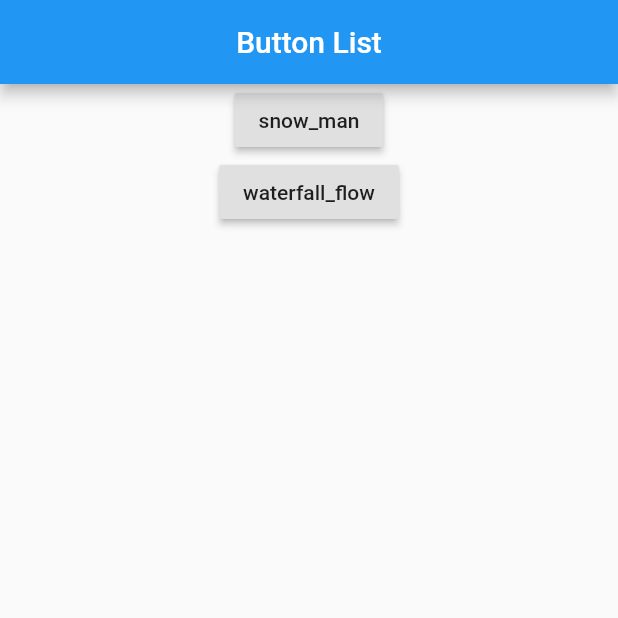
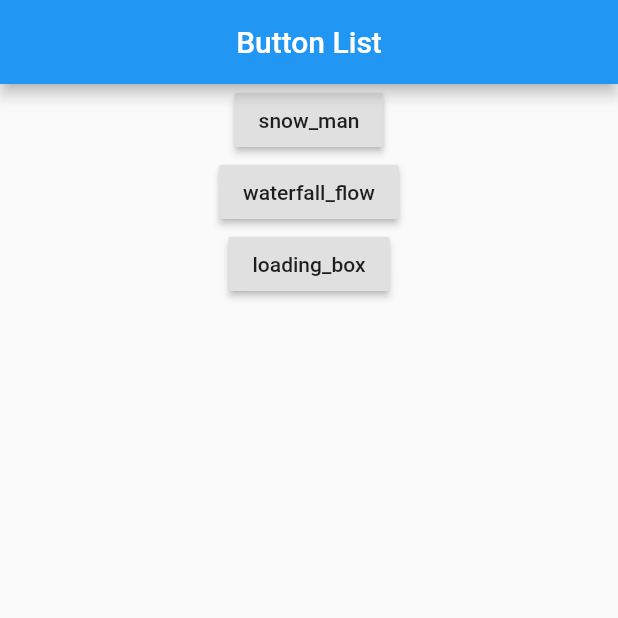
Before and after one commit to jy6c9w08/jy6c9w08_flutter, a Flutter app: the screen it shows after launch, on a phone screen of 412 x 824 dp, the top half of it. Run offline on Flutter 3.47's test engine with Material 2 defaults, Android fonts, the phone set to English and light mode, and no system bars; our stand-ins replace dio, extended_image, flutter_screenutil, get, lottie, waterfall_flow; generated files the repository leaves out were written again.

Commit message:
添加loading widget

```diff
--- a/lib/get_route.dart
+++ b/lib/get_route.dart
@@ -2,9 +2,11 @@ import 'package:get/get.dart';
 import 'package:jy6c9w08_flutter/page/button_list.dart';
 import 'package:jy6c9w08_flutter/page/snow_man.dart';
 import 'package:jy6c9w08_flutter/page/waterfall_flow.dart';
+import 'package:jy6c9w08_flutter/widget/loading_box.dart';
 
 List<GetPage> routeList = [
   GetPage(name: '/', page: () => ButtonList()),
   GetPage(name: '/waterfall_flow', page: () => WaterfallFlowPage()),
   GetPage(name: '/snow_man', page: () => SnowMan()),
+  GetPage(name: '/loading_box', page: () => LoadingBox())
 ];
--- a/lib/page/button_list.dart
+++ b/lib/page/button_list.dart
@@ -18,6 +18,7 @@ class ButtonList extends StatelessWidget {
             children: [
               HomeButton(buttonName: 'snow_man'),
               HomeButton(buttonName: 'waterfall_flow'),
+              HomeButton(buttonName: 'loading_box'),
             ],
           ),
         ),
```
